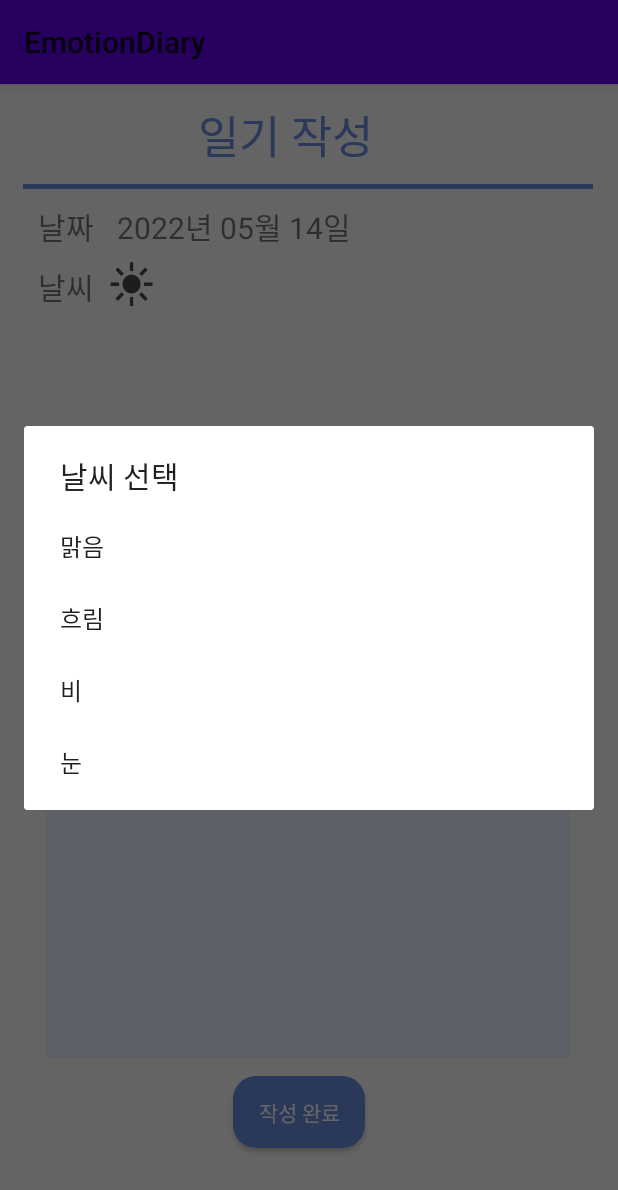
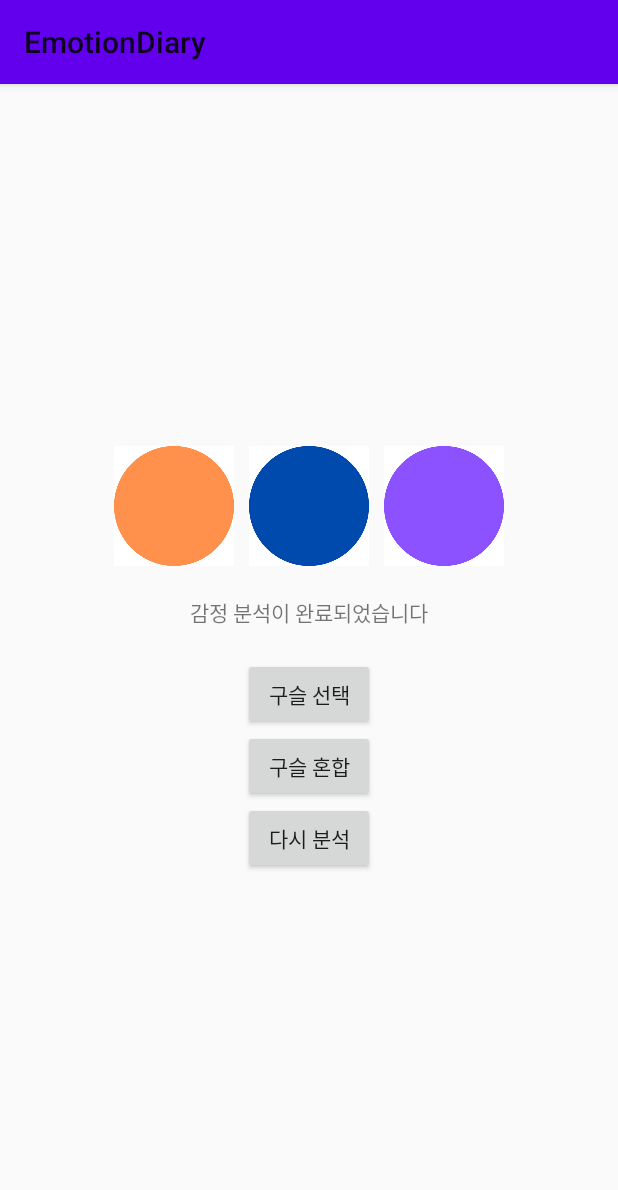
Before and after one commit to seonggg/Empathy-of-aday, an Android app: the DiaryWrite screen opened directly, with no data from a screen before it, after a tap on an icon or button, on a phone screen of 412 x 824 dp. Shown: the top 1190 px of the screen. Run offline under Robolectric (Android 15) with nearby library versions, the phone set to English and light mode, and no system bars.

Commit message:
구슬 생성

```diff
--- a/app/src/main/AndroidManifest.xml
+++ b/app/src/main/AndroidManifest.xml
@@ -11,6 +11,12 @@
         android:roundIcon="@mipmap/ic_launcher_round"
         android:supportsRtl="true"
         android:theme="@style/Theme.EmotionDiary">
+        <activity
+            android:name=".BeadsMakingFinish"
+            android:exported="false" />
+        <activity
+            android:name=".BeadsMaking"
+            android:exported="false" />
         <activity
             android:name=".DiaryWrite"
             android:exported="false" />
--- /dev/null
+++ b/app/src/main/java/com/project2022/emotiondiary/BeadsMaking.java
@@ -0,0 +1,25 @@
+package com.project2022.emotiondiary;
+
+import androidx.appcompat.app.AppCompatActivity;
+
+import android.content.Intent;
+import android.os.Bundle;
+import android.os.Handler;
+
+public class BeadsMaking extends AppCompatActivity {
+
+    @Override
+    protected void onCreate(Bundle savedInstanceState) {
+        super.onCreate(savedInstanceState);
+        setContentView(R.layout.activity_beads_making);
+
+        // 임시로 3초 뒤 자동 화면 전환
+        new Handler().postDelayed(new Runnable() {
+            @Override
+            public void run() {
+                Intent intent = new Intent(BeadsMaking.this,BeadsMakingFinish.class);
+                startActivity(intent);
+            }
+        },3000);
+    }
+}
--- /dev/null
+++ b/app/src/main/java/com/project2022/emotiondiary/BeadsMakingFinish.java
@@ -0,0 +1,124 @@
+package com.project2022.emotiondiary;
+
+import androidx.appcompat.app.AppCompatActivity;
+
+import android.os.Bundle;
+import android.widget.ImageView;
+import android.widget.Toast;
+
+import java.util.ArrayList;
+
+public class BeadsMakingFinish extends AppCompatActivity {
+
+    ArrayList<Emo> emoArray;
+    ArrayList<String> topArray;
+    ImageView bead1;
+    ImageView bead2;
+    ImageView bead3;
+
+    @Override
+    protected void onCreate(Bundle savedInstanceState) {
+        super.onCreate(savedInstanceState);
+        setContentView(R.layout.activity_beads_making_finish);
+
+        bead1 = (ImageView)findViewById(R.id.beadsImage1);
+        bead2 = (ImageView)findViewById(R.id.beadsImage2);
+        bead3 = (ImageView)findViewById(R.id.beadsImage3);
+
+        EmoExtraction();
+    }
+
+    // 상위 감정 3개 추출
+    public void EmoExtraction(){
+
+        emoArray = new ArrayList<Emo>(); // 감정 6개 리스트
+        emoArray.add(new Emo("anger",10)); // 빨강
+        emoArray.add(new Emo("sad",20)); // 파랑
+        emoArray.add(new Emo("anxiety",30)); // 주황
+        emoArray.add(new Emo("hurt",20)); // 보라
+        emoArray.add(new Emo("emb",10)); // 초록
+        emoArray.add(new Emo("happy",10)); // 노랑
+
+        topArray = new ArrayList<String>(); // 상위 감정 리스트
+
+        for(int i=0; i<3; i++){
+            int maxIndex = 0;
+            int a = i+1;
+            for(int j = 1; j<emoArray.size(); j++){
+                if(emoArray.get(j).ratio>emoArray.get(maxIndex).ratio){
+                    maxIndex = j;
+                }
+            }
+            topArray.add(emoArray.remove(maxIndex).emo_name); // 찾은 최대값은 emoArray에서 삭제하고 topArray에 삽입
+        }
+
+        Toast toast = Toast.makeText(getApplicationContext(), "상위 감정 3개:"+topArray.get(0)+","
+                +topArray.get(1)+","+topArray.get(2),Toast.LENGTH_LONG);
+        toast.show();
+
+        BeadsMaking();
+    }
+
+    public void BeadsMaking(){
+        for(int i = 0; i<3; i++){
+            if(topArray.get(i).equals("anger")){
+                if (i==0)
+                    bead1.setImageResource(R.drawable.circle_red);
+                else if(i==1)
+                    bead2.setImageResource(R.drawable.circle_red);
+                else
+                    bead3.setImageResource(R.drawable.circle_red);
+            }
+            else if(topArray.get(i).equals("sad")){
+                if (i==0)
+                    bead1.setImageResource(R.drawable.circle_blue);
+                else if(i==1)
+                    bead2.setImageResource(R.drawable.circle_blue);
+                else
+                    bead3.setImageResource(R.drawable.circle_blue);
+            }
+            else if(topArray.get(i).equals("anxiety")){
+                if (i==0)
+                    bead1.setImageResource(R.drawable.circle_orange);
+                else if(i==1)
+                    bead2.setImageResource(R.drawable.circle_orange);
+                else
+                    bead3.setImageResource(R.drawable.circle_orange);
+            }
+            else if(topArray.get(i).equals("hurt")){
+                if (i==0)
+                    bead1.setImageResource(R.drawable.circle_purple);
+                else if(i==1)
+                    bead2.setImageResource(R.drawable.circle_purple);
+                else
+                    bead3.setImageResource(R.drawable.circle_purple);
+            }
+            else if(topArray.get(i).equals("emb")){
+                if (i==0)
+                    bead1.setImageResource(R.drawable.circle_green);
+                else if(i==1)
+                    bead2.setImageResource(R.drawable.circle_green);
+                else
+                    bead3.setImageResource(R.drawable.circle_green);
+            }
+            else{
+                if (i==0)
+                    bead1.setImageResource(R.drawable.circle_yellow);
+                else if(i==1)
+                    bead2.setImageResource(R.drawable.circle_yellow);
+                else
+                    bead3.setImageResource(R.drawable.circle_yellow);
+            }
+        }
+    }
+
+    class Emo{
+        String emo_name;
+        int ratio;
+
+        Emo(String emo_name, int ratio){
+            this.emo_name = emo_name;
+            this.ratio = ratio;
+        }
+    }
+}
--- a/app/src/main/java/com/project2022/emotiondiary/DiaryWrite.java
+++ b/app/src/main/java/com/project2022/emotiondiary/DiaryWrite.java
@@ -69,8 +69,9 @@ public class DiaryWrite extends AppCompatActivity {
         completeBtn.setOnClickListener(new View.OnClickListener() {
             @Override
             public void onClick(View view) {
-                Toast toast = Toast.makeText(getApplicationContext(), "작성완료",Toast.LENGTH_SHORT);
-                toast.show();
+                // 감정 분석 화면으로 전환
+                Intent intent = new Intent(getApplicationContext(), BeadsMaking.class);
+                startActivity(intent);
             }
         });
     }
@@ -105,7 +106,6 @@ public class DiaryWrite extends AppCompatActivity {
             public void onClick(DialogInterface dialog, int pos)
             {
                 String[] items = getResources().getStringArray(R.array.LAN);
-                Toast.makeText(getApplicationContext(),items[pos],Toast.LENGTH_LONG).show();
                 if(items[pos].equals("맑음"))
                     weatherB.setImageResource(R.drawable.sunny);
                 if(items[pos].equals("흐림"))
--- a/app/src/main/res/drawable/shape_for_circle_button.xml
+++ b/app/src/main/res/drawable/shape_for_circle_button.xml
@@ -1,7 +1,5 @@
 <?xml version="1.0" encoding="utf-8"?>
 <shape xmlns:android="http://schemas.android.com/apk/res/android"
     android:shape="oval">
-
     <solid android:color="#e9f0ff" />
-
 </shape>
--- /dev/null
+++ b/app/src/main/res/layout/activity_beads_making_finish.xml
@@ -0,0 +1,77 @@
+<?xml version="1.0" encoding="utf-8"?>
+<LinearLayout xmlns:android="http://schemas.android.com/apk/res/android"
+    xmlns:app="http://schemas.android.com/apk/res-auto"
+    xmlns:tools="http://schemas.android.com/tools"
+    android:layout_width="match_parent"
+    android:layout_height="match_parent"
+    tools:context=".BeadsMakingFinish"
+    android:orientation="vertical"
+    android:gravity="center">
+
+    <LinearLayout
+        android:layout_width="wrap_content"
+        android:layout_height="wrap_content">
+
+        <ImageView
+            android:id="@+id/beadsImage1"
+            android:layout_width="80dp"
+            android:layout_height="80dp"
+            tools:srcCompat="@drawable/circle_red" />
+
+        <ImageView
+            android:id="@+id/beadsImage2"
+            android:layout_width="80dp"
+            android:layout_height="80dp"
+            tools:srcCompat="@drawable/circle_red"
+            android:layout_marginHorizontal="10dp"/>
+
+        <ImageView
+            android:id="@+id/beadsImage3"
+            android:layout_width="80dp"
+            android:layout_height="80dp"
+            tools:srcCompat="@drawable/circle_red"/>
+
+    </LinearLayout>
+
+    <LinearLayout
+        android:layout_width="wrap_content"
+        android:layout_height="wrap_content"
+        android:orientation="vertical"
+        android:gravity="center">
+
+        <TextView
+            android:id="@+id/top_textview"
+            android:layout_width="wrap_content"
+            android:layout_height="wrap_content"
+            android:text="감정 분석이 완료되었습니다"
+            tools:layout_editor_absoluteX="124dp"
+            tools:layout_editor_absoluteY="99dp"
+            android:layout_margin="20dp"/>
+
+        <Button
+            android:id="@+id/button"
+            android:layout_width="wrap_content"
+            android:layout_height="wrap_content"
+            android:text="구슬 선택"
+            tools:layout_editor_absoluteX="161dp"
+            tools:layout_editor_absoluteY="378dp"/>
+
+        <Button
+            android:id="@+id/button2"
+            android:layout_width="wrap_content"
+            android:layout_height="wrap_content"
+            android:text="구슬 혼합"
+            tools:layout_editor_absoluteX="161dp"
+            tools:layout_editor_absoluteY="439dp"/>
+
+        <Button
+            android:id="@+id/button3"
+            android:layout_width="wrap_content"
+            android:layout_height="wrap_content"
+            android:text="다시 분석"
+            tools:layout_editor_absoluteX="161dp"
+            tools:layout_editor_absoluteY="499dp"/>
+
+    </LinearLayout>
+
+</LinearLayout>
--- a/app/src/main/res/layout/activity_diary_write.xml
+++ b/app/src/main/res/layout/activity_diary_write.xml
@@ -48,7 +48,7 @@
                     android:id="@+id/date"
                     android:layout_width="wrap_content"
                     android:layout_height="wrap_content"
-                    android:paddingTop="10dp"
+                    android:layout_marginTop="10dp"
                     android:paddingStart="25dp"
                     android:text="@string/date"
                     android:textAlignment="center"
@@ -58,11 +58,10 @@
                     android:id="@+id/date_display"
                     android:layout_width="wrap_content"
                     android:layout_height="wrap_content"
+                    android:layout_marginTop="10dp"
                     android:paddingStart="15dp"
                     android:text="@string/dateDis"
-                    android:textSize="20sp"
-                    app:layout_constraintEnd_toEndOf="parent"
-                    app:layout_constraintTop_toBottomOf="@+id/divider" />
+                    android:textSize="20sp"/>
 
             </LinearLayout>
 
@@ -101,26 +100,24 @@
                 android:layout_marginTop="20dp"
                 android:layout_marginBottom="10dp"
                 android:adjustViewBounds="true"
-                android:scaleType="center"
-                app:srcCompat="@drawable/ic_baseline_photo_album_24" />
+                android:scaleType="centerCrop"
+                app:srcCompat="@drawable/photochoose"
+                android:foreground="@drawable/square_border_black"/>
 
             <EditText
                 android:id="@+id/editText"
                 android:layout_width="350dp"
                 android:layout_height="250dp"
-                android:layout_marginStart="30dp"
-                android:layout_marginEnd="31dp"
-                android:layout_marginBottom="12dp"
+                android:layout_gravity="center"
+                android:layout_marginBottom="10dp"
+                android:layout_marginTop="5dp"
                 android:autofillHints=""
                 android:background="#e9f0ff"
                 android:gravity="top"
                 android:hint="일기를 작성하세요"
-                android:inputType="textShortMessage"
+                android:inputType="textMultiLine"
+                android:scrollHorizontally="false"
                 android:textColorHint="#546E7A"
-                app:layout_constraintBottom_toTopOf="@+id/ok_btn"
-                app:layout_constraintEnd_toEndOf="parent"
-                app:layout_constraintHorizontal_bias="0.0"
-                app:layout_constraintStart_toStartOf="parent"
                 tools:ignore="SpeakableTextPresentCheck"
                 android:paddingTop="10dp"
                 android:paddingStart="10dp"/>
@@ -132,9 +129,9 @@
                 android:layout_marginStart="155dp"
                 android:layout_marginEnd="162dp"
                 android:layout_marginBottom="11dp"
+                android:background="@drawable/btn_style"
                 android:text="작성 완료"
-                android:textColor="#FFFFFF"
-                android:background="@drawable/btn_style"/>
+                android:textColor="#FFFFFF" />
 
         </LinearLayout>
 
--- a/app/src/main/res/values/strings.xml
+++ b/app/src/main/res/values/strings.xml
@@ -17,7 +17,7 @@
     <string name="todo">TODO</string>
     <string name="writeTitle">일기 작성</string>
 
-    <string-array name = "LAN">
+    <string-array name="LAN">
         <item>"맑음"</item>
         <item>"흐림"</item>
         <item>"비"</item>
```
Also changed, not shown: app/src/main/res/drawable/square_border_black.xml (added, +9 -0 lines), app/src/main/res/layout/activity_beads_making.xml (added, +27 -0 lines), app/src/main/res/layout/activity_my_room.xml (+8 -8 lines), app/src/main/res/drawable-v24/circle_blue.png (added), app/src/main/res/drawable-v24/circle_green.png (added), app/src/main/res/drawable-v24/circle_orange.png (added), app/src/main/res/drawable-v24/circle_purple.png (added), app/src/main/res/drawable-v24/circle_red.png (added), app/src/main/res/drawable-v24/circle_yellow.png (added), app/src/main/res/drawable-v24/photochoose.png (added).
